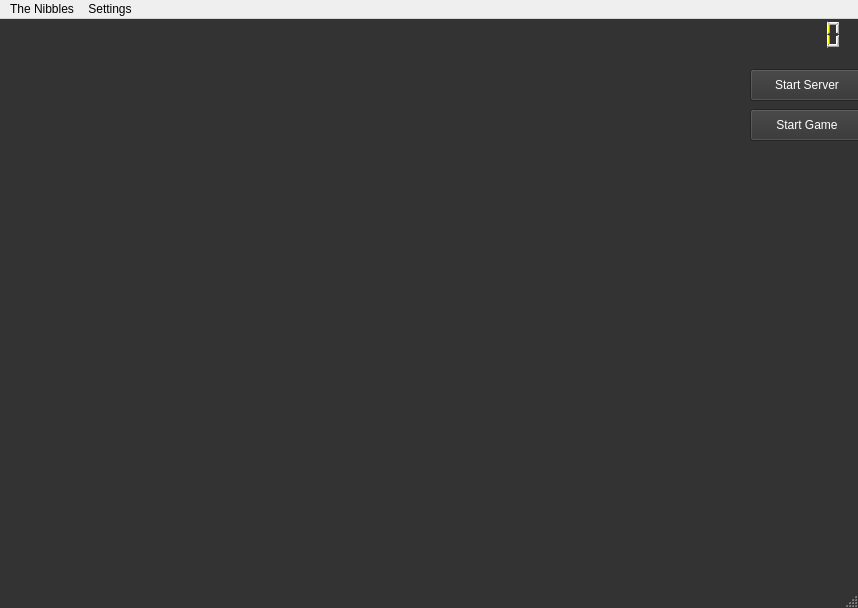
Before: the Qt Designer form nibbles/gui/servergui.ui in namelessvoid/piranhas, drawn with Qt 5.
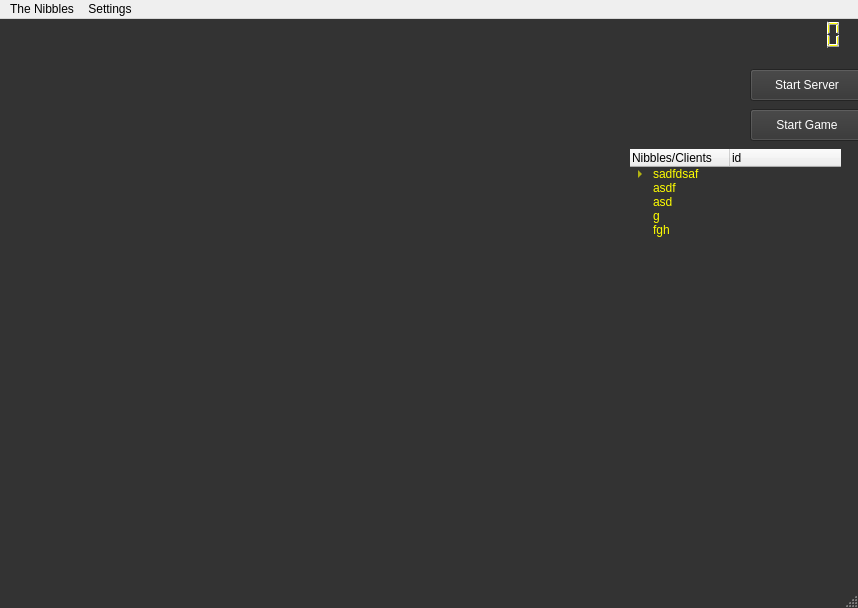
After: the same form once the commit is applied. Icons and pictures are not drawn.

Patch:
```diff
--- a/nibbles/gui/servergui.ui
+++ b/nibbles/gui/servergui.ui
@@ -146,7 +146,7 @@
       <rect>
        <x>0</x>
        <y>450</y>
-       <width>441</width>
+       <width>461</width>
        <height>81</height>
       </rect>
      </property>
@@ -155,6 +155,9 @@
        <pointsize>-1</pointsize>
       </font>
      </property>
+     <property name="layoutDirection">
+      <enum>Qt::RightToLeft</enum>
+     </property>
      <property name="styleSheet">
       <string notr="true">#logger{
 background:transparent;
@@ -162,14 +165,7 @@
 color:yellow;
 }
 
-    QScrollBar:vertical {
-        border: none;
-        background: #333;
-        width: 20px;
-		position:absolute;
-		left:0px;
-		top: 200px;
-    }
+
    </string>
      </property>
      <property name="verticalScrollBarPolicy">
@@ -189,6 +185,63 @@
 &lt;p style=&quot;-qt-paragraph-type:empty; margin-top:0px; margin-bottom:0px; margin-left:0px; margin-right:0px; -qt-block-indent:0; text-indent:0px;&quot;&gt;&lt;br /&gt;&lt;/p&gt;&lt;/body&gt;&lt;/html&gt;</string>
      </property>
     </widget>
+    <widget class="QTreeWidget" name="treeWidget">
+     <property name="geometry">
+      <rect>
+       <x>630</x>
+       <y>100</y>
+       <width>211</width>
+       <height>192</height>
+      </rect>
+     </property>
+     <property name="styleSheet">
+      <string notr="true">#treeWidget{
+background:transparent;
+color:yellow;
+border:none;
+}</string>
+     </property>
+     <column>
+      <property name="text">
+       <string>Nibbles/Clients</string>
+      </property>
+     </column>
+     <column>
+      <property name="text">
+       <string>id</string>
+      </property>
+     </column>
+     <item>
+      <property name="text">
+       <string>sadfdsaf</string>
+      </property>
+      <item>
+       <property name="text">
+        <string>New Subitem</string>
+       </property>
+      </item>
+     </item>
+     <item>
+      <property name="text">
+       <string>asdf</string>
+      </property>
+     </item>
+     <item>
+      <property name="text">
+       <string>asd</string>
+      </property>
+     </item>
+     <item>
+      <property name="text">
+       <string>g</string>
+      </property>
+     </item>
+     <item>
+      <property name="text">
+       <string>fgh</string>
+      </property>
+     </item>
+    </widget>
    </widget>
    <widget class="QLabel" name="title">
     <property name="geometry">
```
